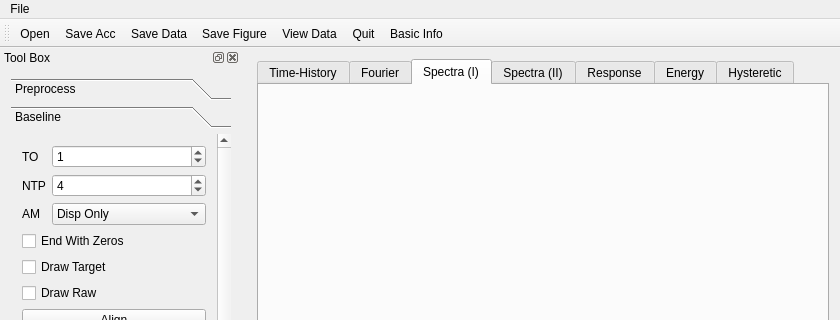
Above: EQSignal/mainwindow.ui from Panchatantra/EQSignal before the change; both pictures show x 0 to 840 and y 0 to 320 of the 840 by 700 pixel window. Below: the same form after it.
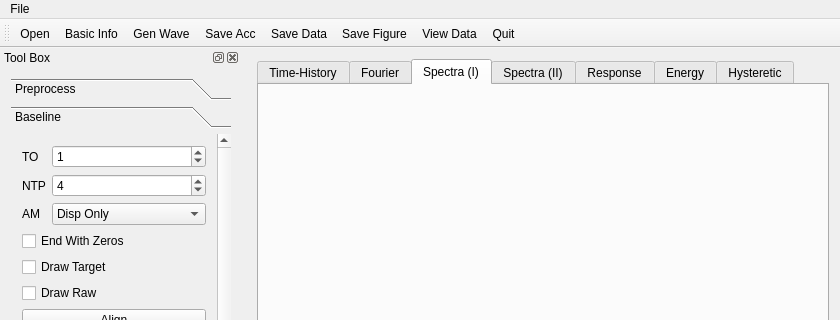
That is the form after the change. The open tabs and pages were chosen to show the change. Icons and pictures are not drawn. Custom widgets are drawn as their Qt base class.

The edit to the form file:
```diff
--- a/EQSignal/mainwindow.ui
+++ b/EQSignal/mainwindow.ui
@@ -1781,12 +1781,13 @@
     <bool>false</bool>
    </attribute>
    <addaction name="actionOpen"/>
+   <addaction name="actionBasicInfo"/>
+   <addaction name="actionGenWave"/>
    <addaction name="actionSaveAcc"/>
    <addaction name="actionSaveData"/>
    <addaction name="actionSaveFig"/>
    <addaction name="actionViewData"/>
    <addaction name="actionQuit"/>
-   <addaction name="actionBasicInfo"/>
   </widget>
   <action name="actionQuit">
    <property name="icon">
```
Left out of the diff: 32 changed lines with no effect on the pictures.
